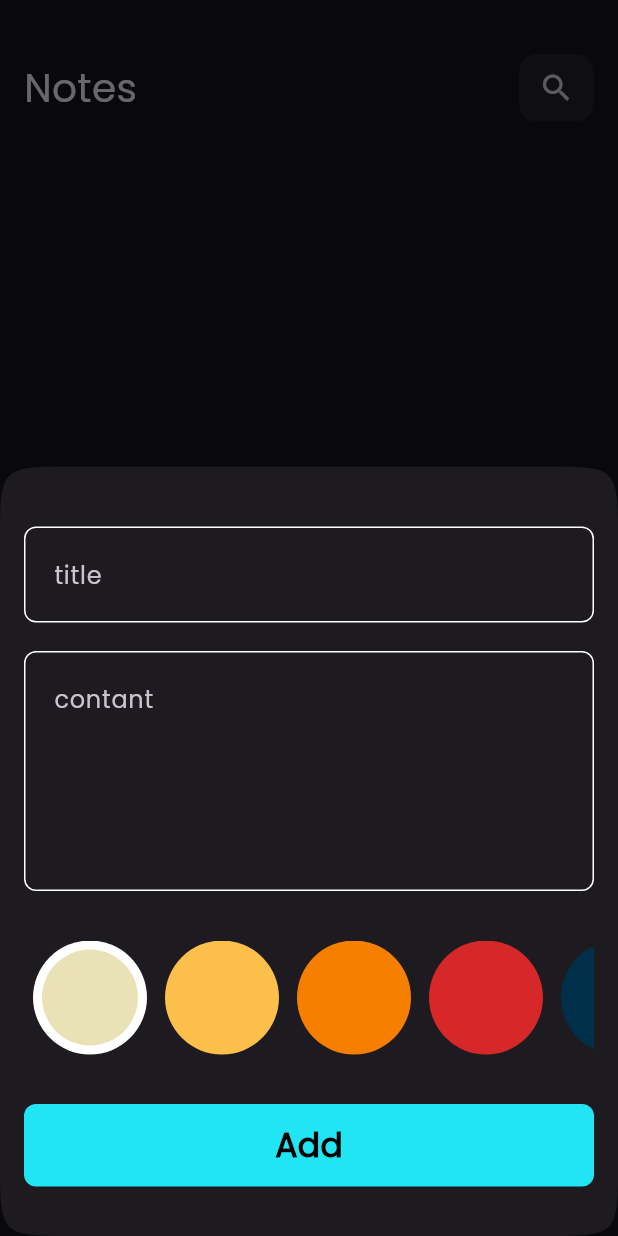
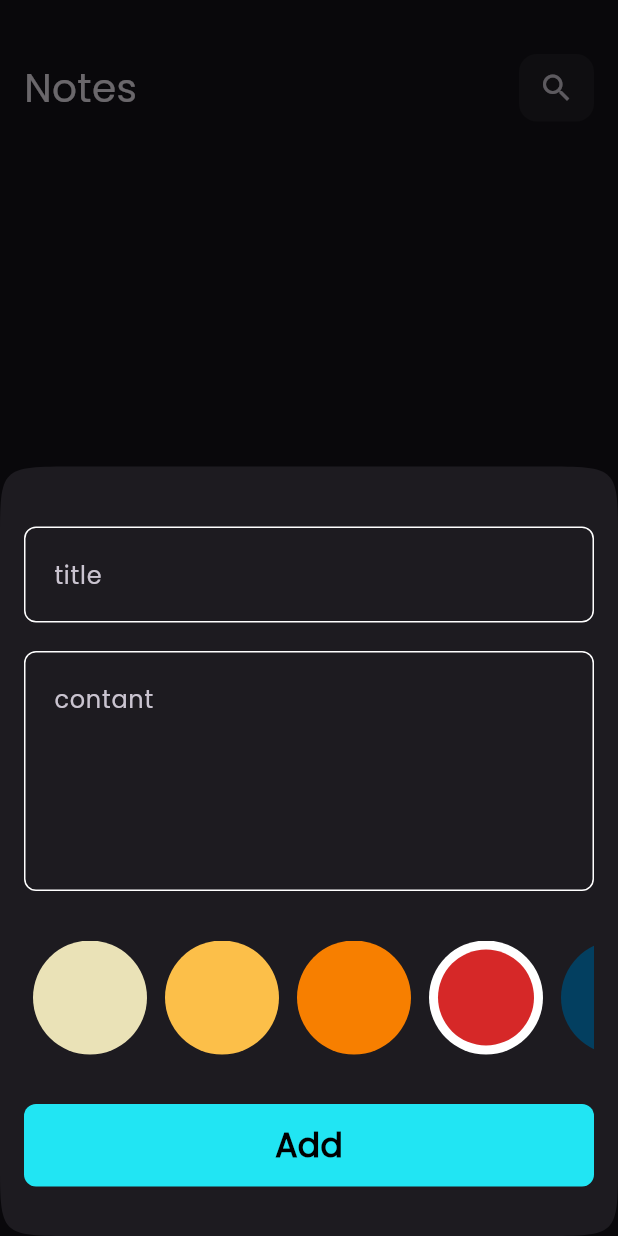
Before and after one commit to ahmedwael111/notes-app, a Flutter app: the screen it shows after launch, after a tap on the "add" icon, on a phone screen of 412 x 824 dp. Run offline on Flutter 3.47's test engine with Material 3 defaults, Android fonts, the phone set to English and light mode, and no system bars; our stand-ins replace bloc, flutter_bloc, font_awesome_flutter, hive, hive_flutter, modal_progress_hud_nsn; accounts and stored records are empty.

Commit message:
pich color done.

```diff
--- a/lib/cubites/cubit/add_note_cubit.dart
+++ b/lib/cubites/cubit/add_note_cubit.dart
@@ -1,3 +1,5 @@
+import 'dart:ui';
+
 import 'package:bloc/bloc.dart';
 import 'package:hive_flutter/adapters.dart';
 import 'package:meta/meta.dart';
@@ -8,8 +10,9 @@ part 'add_note_state.dart';
 
 class AddNoteCubit extends Cubit<AddNoteState> {
   AddNoteCubit() : super(AddNoteInitial());
-
+  Color color = const Color(0xffD62828);
   addNote(NoteModel note) async {
+    note.color = color.value;
     emit(AddNoteLoading());
     try {
       var noteBox = Hive.box<NoteModel>(kBoxNote);
--- a/lib/view/notes_view.dart
+++ b/lib/view/notes_view.dart
@@ -1,5 +1,6 @@
 import 'package:flutter/material.dart';
 import 'package:flutter_bloc/flutter_bloc.dart';
+import 'package:notes_app/constants.dart';
 import 'package:notes_app/cubites/notes_cubit/cubit/notes_cubite_cubit.dart';
 import 'package:notes_app/widgets/add_note_bottom_Sheet.dart';
 // import 'package:notes_app/widgets/costom_App_bar.dart';
@@ -24,7 +25,7 @@ class NotesView extends StatelessWidget {
           );
         },
         shape: const CircleBorder(),
-        backgroundColor: Colors.blue,
+        backgroundColor: kPrimaryColor,
         child: const Icon(
           Icons.add,
           size: 28,
--- a/lib/widgets/color_item_list.dart
+++ b/lib/widgets/color_item_list.dart
@@ -1,4 +1,6 @@
 import 'package:flutter/material.dart';
+import 'package:flutter_bloc/flutter_bloc.dart';
+import 'package:notes_app/cubites/cubit/add_note_cubit.dart';
 
 class ColorItem extends StatelessWidget {
   const ColorItem({super.key, required this.isActive, required this.color});
@@ -31,14 +33,14 @@ class ColorListView extends StatefulWidget {
 }
 
 class _ColorListViewState extends State<ColorListView> {
-  int currentIndex = 0;
+  int currentIndex = 3;
 
   List<Color> colorList = [
     const Color(0xffEAE2B7),
     const Color(0xffFCBF49),
     const Color(0xffF77F00),
     const Color(0xffD62828),
-    const Color(0xff003049),
+    const Color.fromARGB(255, 3, 63, 96),
   ];
   @override
   Widget build(BuildContext context) {
@@ -51,6 +53,7 @@ class _ColorListViewState extends State<ColorListView> {
           return GestureDetector(
               onTap: () {
                 currentIndex = index;
+                BlocProvider.of<AddNoteCubit>(context).color = colorList[index];
                 setState(() {});
               },
               child: Padding(
--- a/lib/widgets/edit_note_body.dart
+++ b/lib/widgets/edit_note_body.dart
@@ -42,7 +42,7 @@ class _EditNoteBodyState extends State<EditNoteBody> {
               onChanged: (p0) {
                 title = p0;
               },
-              hint: 'Title'),
+              hint: 'title'),
           const SizedBox(
             height: 22,
           ),
```
Also changed, not shown: lib/widgets/coustm_text_field.dart (+6 -2 lines).
